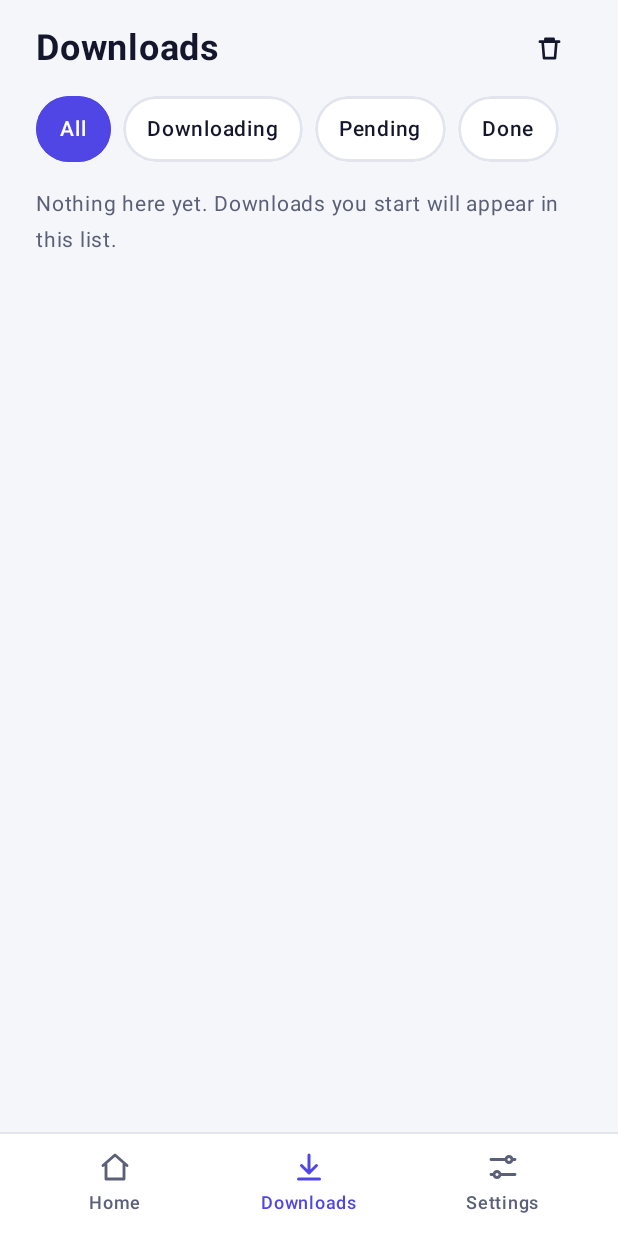
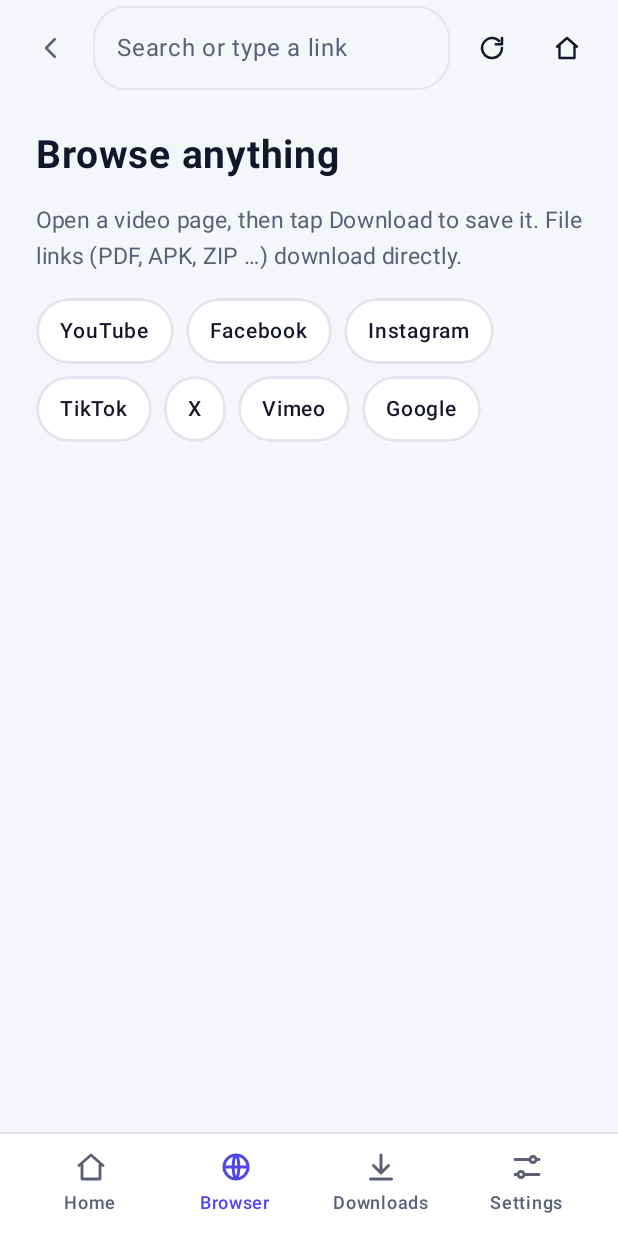
Before and after one commit to PIOUS22/Motion_Downloader, an Android app built with Jetpack Compose: the composable App shown on its own in the app's theme, item 2 of the bottom bar chosen, on a phone screen of 412 x 824 dp. Run offline under Robolectric (Android 15) with nearby library versions, the phone set to English and light mode, and no system bars; pictures from the network do not load; 5 statements that could not run were skipped.

Commit message:
Add files via upload

```diff
--- a/app/src/main/AndroidManifest.xml
+++ b/app/src/main/AndroidManifest.xml
@@ -23,6 +23,7 @@
 
         <activity
             android:name=".MainActivity"
+            android:configChanges="orientation|screenSize|smallestScreenSize|screenLayout|keyboardHidden"
             android:exported="true"
             android:launchMode="singleTop"
             android:windowSoftInputMode="adjustResize">
--- /dev/null
+++ b/app/src/main/java/app/mediadownloader/Browser.kt
@@ -0,0 +1,218 @@
+package app.mediadownloader
+
+import android.annotation.SuppressLint
+import android.app.DownloadManager
+import android.content.Context
+import android.content.Intent
+import android.graphics.Bitmap
+import android.net.Uri
+import android.os.Environment
+import android.webkit.CookieManager
+import android.webkit.URLUtil
+import android.webkit.WebChromeClient
+import android.webkit.WebResourceRequest
+import android.webkit.WebView
+import android.webkit.WebViewClient
+import android.widget.Toast
+import androidx.compose.foundation.background
+import androidx.compose.foundation.layout.Arrangement
+import androidx.compose.foundation.layout.Box
+import androidx.compose.foundation.layout.Column
+import androidx.compose.foundation.layout.ExperimentalLayoutApi
+import androidx.compose.foundation.layout.FlowRow
+import androidx.compose.foundation.layout.PaddingValues
+import androidx.compose.foundation.layout.Row
+import androidx.compose.foundation.layout.fillMaxSize
+import androidx.compose.foundation.layout.fillMaxWidth
+import androidx.compose.foundation.layout.height
+import androidx.compose.foundation.layout.padding
+import androidx.compose.foundation.shape.RoundedCornerShape
+import androidx.compose.foundation.text.KeyboardActions
+import androidx.compose.foundation.text.KeyboardOptions
+import androidx.compose.material3.OutlinedTextField
+import androidx.compose.material3.OutlinedTextFieldDefaults
+import androidx.compose.material3.Text
+import androidx.compose.runtime.Composable
+import androidx.compose.runtime.DisposableEffect
+import androidx.compose.runtime.LaunchedEffect
+import androidx.compose.runtime.getValue
+import androidx.compose.runtime.mutableIntStateOf
+import androidx.compose.runtime.mutableStateOf
+import androidx.compose.runtime.remember
+import androidx.compose.runtime.setValue
+import androidx.compose.ui.Alignment
+import androidx.compose.ui.Modifier
+import androidx.compose.ui.focus.onFocusChanged
+import androidx.compose.ui.platform.LocalFocusManager
+import androidx.compose.ui.text.font.FontWeight
+import androidx.compose.ui.text.input.ImeAction
+import androidx.compose.ui.unit.dp
+import androidx.compose.ui.unit.sp
+import androidx.compose.ui.viewinterop.AndroidView
+
+/** One WebView that lives as long as the main screen, so the page stays when you switch tabs. */
+@SuppressLint("SetJavaScriptEnabled")
+class BrowserHolder(private val ctx: Context) {
+    var url by mutableStateOf("")
+    var progress by mutableIntStateOf(0)
+    var canBack by mutableStateOf(false)
+    var started by mutableStateOf(false)
+
+    val web: WebView = WebView(ctx).apply {
+        settings.javaScriptEnabled = true
+        settings.domStorageEnabled = true
+        settings.useWideViewPort = true
+        settings.loadWithOverviewMode = true
+        CookieManager.getInstance().setAcceptCookie(true)
+        CookieManager.getInstance().setAcceptThirdPartyCookies(this, true)
+    }
+
+    init {
+        web.webViewClient = object : WebViewClient() {
+            override fun onPageStarted(view: WebView?, pageUrl: String?, favicon: Bitmap?) {
+                url = pageUrl ?: url
+                canBack = view?.canGoBack() == true
+            }
+
+            override fun onPageFinished(view: WebView?, pageUrl: String?) {
+                url = pageUrl ?: url
+                canBack = view?.canGoBack() == true
+            }
+
+            override fun doUpdateVisitedHistory(view: WebView?, pageUrl: String?, isReload: Boolean) {
+                url = pageUrl ?: url
+                canBack = view?.canGoBack() == true
+            }
+
+            override fun shouldOverrideUrlLoading(view: WebView?, request: WebResourceRequest?): Boolean {
+                val u = request?.url ?: return false
+                if (u.scheme == "http" || u.scheme == "https") return false
+                // app links (intent:, fb:, ...) are not opened: stay in the browser
+                return true
+            }
+        }
+        web.webChromeClient = object : WebChromeClient() {
+            override fun onProgressChanged(view: WebView?, newProgress: Int) {
+                progress = newProgress
+            }
+        }
+        // Normal file links (pdf, apk, zip, mp4 ...): saved by Android's download manager.
+        web.setDownloadListener { link, userAgent, contentDisposition, mime, _ ->
+            try {
+                val name = URLUtil.guessFileName(link, contentDisposition, mime)
+                val req = DownloadManager.Request(Uri.parse(link)).apply {
+                    setMimeType(mime)
+                    addRequestHeader("User-Agent", userAgent)
+                    CookieManager.getInstance().getCookie(link)?.let { addRequestHeader("Cookie", it) }
+                    setNotificationVisibility(DownloadManager.Request.VISIBILITY_VISIBLE_NOTIFY_COMPLETED)
+                    setDestinationInExternalPublicDir(Environment.DIRECTORY_DOWNLOADS, "MotionDownloader/Files/$name")
+                }
+                (ctx.getSystemService(Context.DOWNLOAD_SERVICE) as DownloadManager).enqueue(req)
+                Toast.makeText(ctx, "Downloading $name (see notifications)", Toast.LENGTH_LONG).show()
+            } catch (e: Exception) {
+                Toast.makeText(ctx, "Cannot download this file here", Toast.LENGTH_LONG).show()
+            }
+        }
+    }
+
+    fun go(input: String) {
+        val t = input.trim()
+        if (t.isEmpty()) return
+        val target = when {
+            t.startsWith("http://") || t.startsWith("https://") -> t
+            t.contains('.') && !t.contains(' ') -> "https://$t"
+            else -> "https://www.google.com/search?q=" + Uri.encode(t)
+        }
+        started = true
+        web.loadUrl(target)
+    }
+
+    fun showStartPage() {
+        started = false
+        url = ""
+    }
+
+    fun isPage() = started && (url.startsWith("http://") || url.startsWith("https://"))
+}
+
+private val SHORTCUTS = listOf(
+    "YouTube" to "https://m.youtube.com",
+    "Facebook" to "https://m.facebook.com",
+    "Instagram" to "https://www.instagram.com",
+    "TikTok" to "https://www.tiktok.com",
+    "X" to "https://x.com",
+    "Vimeo" to "https://vimeo.com",
+    "Google" to "https://www.google.com",
+)
+
+@OptIn(ExperimentalLayoutApi::class)
+@Composable
+fun BrowserScreen(pad: PaddingValues, b: BrowserHolder, onDownloadPage: (String) -> Unit) {
+    val p = LocalPal.current
+    val focus = LocalFocusManager.current
+    var field by remember { mutableStateOf(b.url) }
+    var editing by remember { mutableStateOf(false) }
+    LaunchedEffect(b.url) { if (!editing) field = b.url }
+    LaunchedEffect(Unit) { b.web.onResume() }
+    DisposableEffect(Unit) { onDispose { b.web.onPause() } }
+
+    Column(Modifier.fillMaxSize().padding(pad)) {
+        Row(
+            Modifier.fillMaxWidth().height(64.dp).padding(horizontal = 12.dp),
+            verticalAlignment = Alignment.CenterVertically, horizontalArrangement = Arrangement.spacedBy(6.dp),
+        ) {
+            RoundIconButton(Ic.Back, "Back", if (b.canBack) p.tint else p.soft, if (b.canBack) p.onTint else p.muted) {
+                if (b.web.canGoBack()) b.web.goBack()
+            }
+            OutlinedTextField(
+                value = field, onValueChange = { field = it },
+                modifier = Modifier.weight(1f).onFocusChanged { editing = it.isFocused },
+                placeholder = { Text("Search or type a link") }, singleLine = true, shape = RoundedCornerShape(22.dp),
+                keyboardOptions = KeyboardOptions(imeAction = ImeAction.Go),
+                keyboardActions = KeyboardActions(onGo = { b.go(field); focus.clearFocus() }),
+                colors = OutlinedTextFieldDefaults.colors(
+                    focusedContainerColor = p.soft, unfocusedContainerColor = p.soft,
+                    focusedBorderColor = p.primary, unfocusedBorderColor = p.border,
+                ),
+            )
+            RoundIconButton(Ic.Retry, "Reload", p.soft, p.text) { if (b.started) b.web.reload() else b.go(field) }
+            RoundIconButton(Ic.Home, "Start page", p.soft, p.text) { b.showStartPage(); field = "" }
+        }
+        if (b.started && b.progress in 1..99) {
+            Box(Modifier.fillMaxWidth().height(3.dp).background0(p.border)) {
+                Box(Modifier.fillMaxWidth(b.progress / 100f).height(3.dp).background0(p.primary))
+            }
+        }
+        Box(Modifier.weight(1f).fillMaxWidth()) {
+            if (!b.started) {
+                Column(Modifier.padding(24.dp), verticalArrangement = Arrangement.spacedBy(16.dp)) {
+                    Text("Browse anything", fontSize = 26.sp, fontWeight = FontWeight.Bold)
+                    Text(
+                        "Open a video page, then tap Download to save it. File links (PDF, APK, ZIP …) download directly.",
+                        fontSize = 15.sp, color = p.muted,
+                    )
+                    FlowRow(horizontalArrangement = Arrangement.spacedBy(8.dp), verticalArrangement = Arrangement.spacedBy(8.dp)) {
+                        SHORTCUTS.forEach { (n, u) -> TintChip(n, false) { b.go(u) } }
+                    }
+                }
+            } else {
+                AndroidView(
+                    factory = {
+                        (b.web.parent as? android.view.ViewGroup)?.removeView(b.web)
+                        b.web
+                    },
+                    modifier = Modifier.fillMaxSize(),
+                )
+            }
+            if (b.isPage()) {
+                BigButton(
+                    "Download", { onDownloadPage(b.url) },
+                    Modifier.align(Alignment.BottomEnd).padding(16.dp), icon = Ic.Download,
+                )
+            }
+        }
+    }
+}
+
+private fun Modifier.background0(c: androidx.compose.ui.graphics.Color) =
+    this.then(Modifier.background(c))
--- a/app/src/main/java/app/mediadownloader/MainActivity.kt
+++ b/app/src/main/java/app/mediadownloader/MainActivity.kt
@@ -108,6 +108,16 @@ private fun App(vm: MainViewModel) {
     val hist by History.items.collectAsState()
     var screen by rememberSaveable { mutableStateOf("home") }
     var dlFilter by rememberSaveable { mutableStateOf("all") }
+    var lastScreen by rememberSaveable { mutableStateOf("home") }
+    val browser = remember { BrowserHolder(ctx) }
+    androidx.compose.runtime.DisposableEffect(Unit) { onDispose { browser.web.destroy() } }
+    LaunchedEffect(screen) { if (screen != "result") lastScreen = screen }
+    // analysis problems while browsing show as a message (the Home screen is not visible)
+    LaunchedEffect(s.status, s.statusIsError) {
+        if (screen == "browser" && s.statusIsError && s.status.isNotBlank()) {
+            Toast.makeText(ctx, s.status.take(200), Toast.LENGTH_LONG).show()
+        }
+    }
 
     // first-run permissions
     val prefs = ctx.getSharedPreferences("settings", Context.MODE_PRIVATE)
@@ -119,8 +129,11 @@ private fun App(vm: MainViewModel) {
     LaunchedEffect(Unit) { if (activityWantsUpdate(ctx)) { vm.checkAppUpdate(true); screen = "settings" } }
     LaunchedEffect(s.analysis) { if (s.analysis != null) screen = "result" }
     BackHandler(enabled = screen != "home") {
-        if (screen == "result") vm.clearAnalysis()
-        screen = "home"
+        when {
+            screen == "result" -> { vm.clearAnalysis(); screen = lastScreen }
+            screen == "browser" && browser.started && browser.web.canGoBack() -> browser.web.goBack()
+            else -> screen = "home"
+        }
     }
 
     AppTheme(s.theme) {
@@ -164,7 +177,12 @@ private fun App(vm: MainViewModel) {
                         Toast.makeText(ctx, "Added to Downloads", Toast.LENGTH_SHORT).show()
                         dlFilter = "all"
                         screen = "downloads"
-                    } else screen = "home"
+                    } else screen = lastScreen
+                }
+                "browser" -> BrowserScreen(pad, browser) { link ->
+                    Toast.makeText(ctx, "Analyzing link\u2026", Toast.LENGTH_SHORT).show()
+                    vm.setUrl(Urls.normalize(link))
+                    vm.analyze()
                 }
                 "downloads" -> DownloadsScreen(pad, hist, dlFilter) { dlFilter = it }
                 "settings" -> SettingsScreen(pad, vm, s)
@@ -181,6 +199,7 @@ private fun NavBar(cur: String, running: Int, onNav: (String) -> Unit) {
         Box(Modifier.fillMaxWidth().height(1.dp).background(p.border))
         Row(Modifier.fillMaxWidth().height(68.dp).padding(horizontal = 12.dp, vertical = 6.dp)) {
             NavItem("Home", Ic.Home, cur == "home") { onNav("home") }
+            NavItem("Browser", Ic.Globe, cur == "browser") { onNav("browser") }
             NavItem("Downloads", Ic.Download, cur == "downloads", if (running > 0) running.toString() else null) { onNav("downloads") }
             NavItem("Settings", Ic.Settings, cur == "settings") { onNav("settings") }
         }
--- a/app/src/main/java/app/mediadownloader/Ui.kt
+++ b/app/src/main/java/app/mediadownloader/Ui.kt
@@ -121,6 +121,7 @@ object Ic {
     val Play = filled("M8 5v14l11-7z")
     val Retry = stroke("M20 12a8 8 0 1 1-2.3-5.6 M20 4v5h-5")
     val Copy = stroke("M9 9h10v11H9z M5 15V5h10")
+    val Globe = stroke("M4 12a8 8 0 1 0 16 0a8 8 0 1 0 -16 0 M4 12h16 M12 4c2.5 2.5 2.5 13.5 0 16 M12 4c-2.5 2.5-2.5 13.5 0 16")
     val Subs = stroke("M5 6h14a2 2 0 0 1 2 2v8a2 2 0 0 1-2 2H5a2 2 0 0 1-2-2V8a2 2 0 0 1 2-2z M8 11h3 M8 14h6 M14 11h2")
 }
 
--- a/app/src/main/java/app/mediadownloader/Updater.kt
+++ b/app/src/main/java/app/mediadownloader/Updater.kt
@@ -33,7 +33,7 @@ object Updater {
             conn.readTimeout = 8000
             conn.setRequestProperty("Accept", "application/vnd.github+json")
             conn.setRequestProperty("User-Agent", "MotionDownloader-Android")
-            if (conn.responseCode == 404) return null          // no release yet (or private repo)
+            if (conn.responseCode == 404) throw IllegalStateException("No public release found. The GitHub repo must be Public (Settings > Danger zone > Change visibility).")
             if (conn.responseCode != 200) throw IllegalStateException("GitHub answered ${conn.responseCode}")
             val j = JSONObject(conn.inputStream.bufferedReader().readText())
             val tag = j.optString("tag_name").removePrefix("v")
```
Also changed, not shown: 1 other file.
